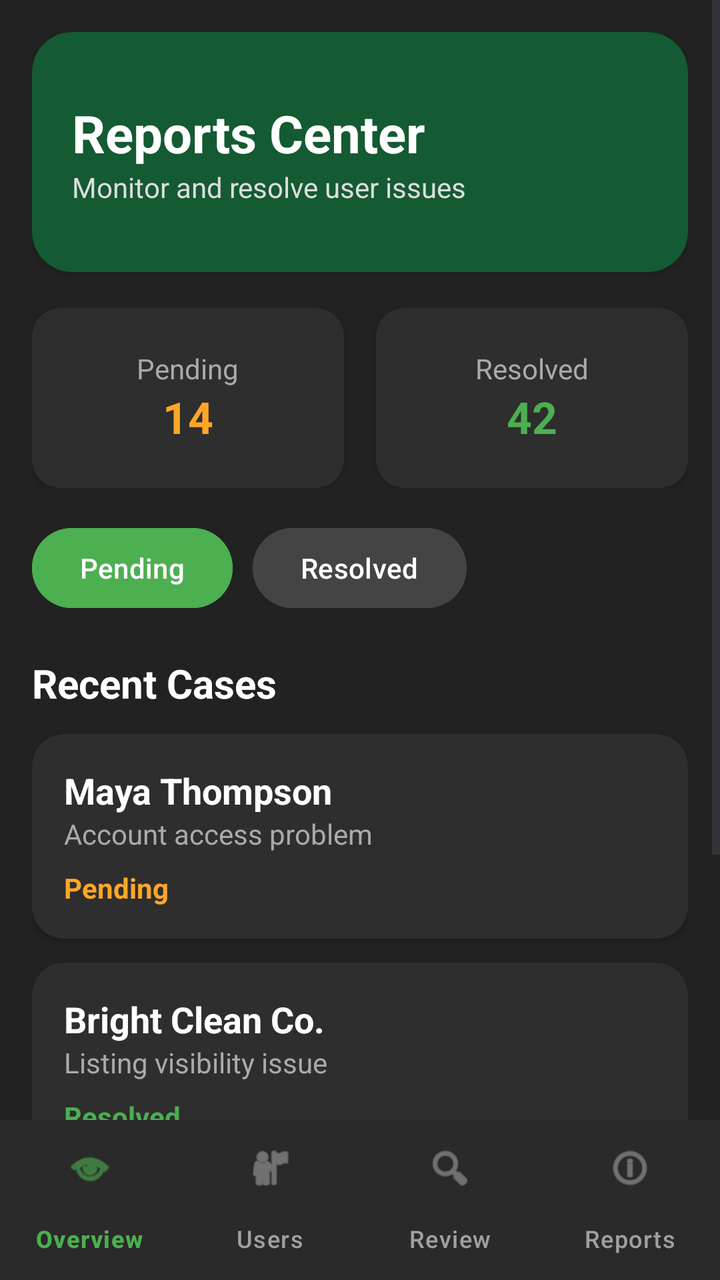
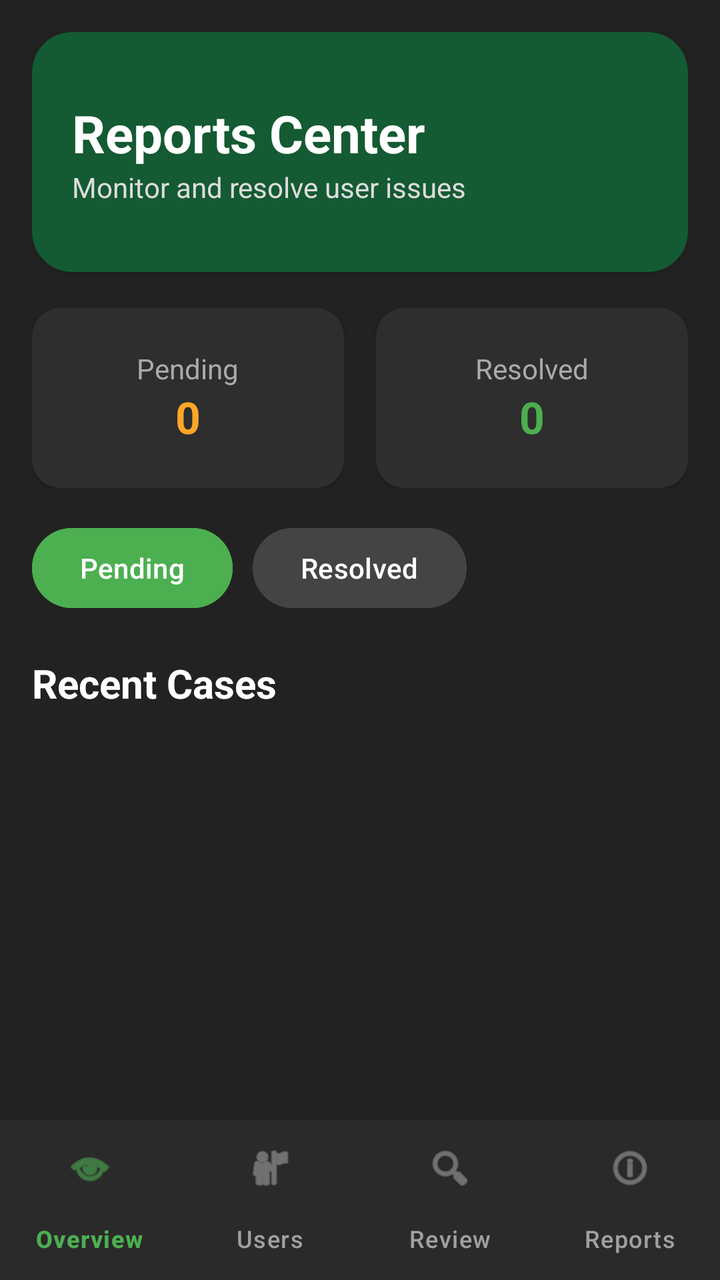

The first picture is an Android layout as it rendered before a commit; the second is the same layout after the commit. The layout source and the unified diff follow.
<!-- AndroidManifest.xml: application theme Theme.GeoConnect -->
<!-- res/layout/activity_admin_reports2.xml -->
<?xml version="1.0" encoding="utf-8"?>
<LinearLayout xmlns:android="http://schemas.android.com/apk/res/android"
    xmlns:app="http://schemas.android.com/apk/res-auto"
    android:layout_width="match_parent"
    android:layout_height="match_parent"
    android:orientation="vertical"
    android:background="#222222">

    <ScrollView
        android:layout_width="match_parent"
        android:layout_height="0dp"
        android:layout_weight="1">

        <LinearLayout
            android:layout_width="match_parent"
            android:layout_height="wrap_content"
            android:orientation="vertical"
            android:padding="16dp">

            

            <androidx.cardview.widget.CardView
                android:layout_width="match_parent"
                android:layout_height="120dp"
                app:cardCornerRadius="20dp"
                app:cardBackgroundColor="#145A32">

                <LinearLayout
                    android:layout_width="match_parent"
                    android:layout_height="match_parent"
                    android:gravity="center_vertical"
                    android:orientation="vertical"
                    android:padding="20dp">

                    <TextView
                        android:layout_width="wrap_content"
                        android:layout_height="wrap_content"
                        android:text="Reports Center"
                        android:textColor="#FFFFFF"
                        android:textSize="26sp"
                        android:textStyle="bold"/>

                    <TextView
                        android:layout_width="wrap_content"
                        android:layout_height="wrap_content"
                        android:text="Monitor and resolve user issues"
                        android:textColor="#DDDDDD"
                        android:textSize="14sp"/>

                </LinearLayout>

            </androidx.cardview.widget.CardView>

            

            <LinearLayout
                android:layout_width="match_parent"
                android:layout_height="wrap_content"
                android:layout_marginTop="18dp"
                android:orientation="horizontal">

                <androidx.cardview.widget.CardView
                    android:layout_width="0dp"
                    android:layout_height="90dp"
                    android:layout_weight="1"
                    android:layout_marginEnd="8dp"
                    app:cardCornerRadius="14dp"
                    app:cardBackgroundColor="#2E2E2E">

                    <LinearLayout
                        android:layout_width="match_parent"
                        android:layout_height="match_parent"
                        android:gravity="center"
                        android:orientation="vertical">

                        <TextView
                            android:text="Pending"
                            android:textColor="#AAAAAA"
                            android:layout_width="wrap_content"
                            android:layout_height="wrap_content"/>

                        <TextView
                            android:text="14"
                            android:textColor="#FFA726"
                            android:textSize="22sp"
                            android:textStyle="bold"
                            android:layout_width="wrap_content"
                            android:layout_height="wrap_content"/>

                    </LinearLayout>

                </androidx.cardview.widget.CardView>

                <androidx.cardview.widget.CardView
                    android:layout_width="0dp"
                    android:layout_height="90dp"
                    android:layout_weight="1"
                    android:layout_marginStart="8dp"
                    app:cardCornerRadius="14dp"
                    app:cardBackgroundColor="#2E2E2E">

                    <LinearLayout
                        android:layout_width="match_parent"
                        android:layout_height="match_parent"
                        android:gravity="center"
                        android:orientation="vertical">

                        <TextView
                            android:text="Resolved"
                            android:textColor="#AAAAAA"
                            android:layout_width="wrap_content"
                            android:layout_height="wrap_content"/>

                        <TextView
                            android:text="42"
                            android:textColor="#4CAF50"
                            android:textSize="22sp"
                            android:textStyle="bold"
                            android:layout_width="wrap_content"
                            android:layout_height="wrap_content"/>

                    </LinearLayout>

                </androidx.cardview.widget.CardView>

            </LinearLayout>

            

            <LinearLayout
                android:layout_width="match_parent"
                android:layout_height="wrap_content"
                android:layout_marginTop="16dp"
                android:orientation="horizontal">

                <Button
                    android:layout_width="wrap_content"
                    android:layout_height="wrap_content"
                    android:text="Pending"
                    android:textColor="#FFFFFF"
                    android:backgroundTint="#4CAF50"/>

                <Button
                    android:layout_width="wrap_content"
                    android:layout_height="wrap_content"
                    android:layout_marginStart="10dp"
                    android:text="Resolved"
                    android:backgroundTint="#444444"/>

            </LinearLayout>

            

            <TextView
                android:layout_width="wrap_content"
                android:layout_height="wrap_content"
                android:text="Recent Cases"
                android:textColor="#FFFFFF"
                android:textSize="20sp"
                android:textStyle="bold"
                android:layout_marginTop="20dp"/>

            

            <androidx.cardview.widget.CardView
                android:layout_width="match_parent"
                android:layout_height="wrap_content"
                android:layout_marginTop="12dp"
                app:cardBackgroundColor="#2E2E2E"
                app:cardCornerRadius="16dp">

                <LinearLayout
                    android:layout_width="match_parent"
                    android:layout_height="wrap_content"
                    android:orientation="vertical"
                    android:padding="16dp">

                    <TextView
                        android:text="Maya Thompson"
                        android:textColor="#FFFFFF"
                        android:textStyle="bold"
                        android:textSize="18sp"
                        android:layout_width="wrap_content"
                        android:layout_height="wrap_content"/>

                    <TextView
                        android:text="Account access problem"
                        android:textColor="#AAAAAA"
                        android:layout_width="wrap_content"
                        android:layout_height="wrap_content"/>

                    <TextView
                        android:text="Pending"
                        android:textColor="#FFA726"
                        android:textStyle="bold"
                        android:layout_marginTop="8dp"
                        android:layout_width="wrap_content"
                        android:layout_height="wrap_content"/>

                </LinearLayout>

            </androidx.cardview.widget.CardView>

            

            <androidx.cardview.widget.CardView
                android:layout_width="match_parent"
                android:layout_height="wrap_content"
                android:layout_marginTop="12dp"
                app:cardCornerRadius="16dp"
                app:cardBackgroundColor="#2E2E2E">

                <LinearLayout
                    android:layout_width="match_parent"
                    android:layout_height="wrap_content"
                    android:orientation="vertical"
                    android:padding="16dp">

                    <TextView
                        android:text="Bright Clean Co."
                        android:textColor="#FFFFFF"
                        android:textStyle="bold"
                        android:textSize="18sp"
                        android:layout_width="wrap_content"
                        android:layout_height="wrap_content"/>

                    <TextView
                        android:text="Listing visibility issue"
                        android:textColor="#AAAAAA"
                        android:layout_width="wrap_content"
                        android:layout_height="wrap_content"/>

                    <TextView
                        android:text="Resolved"
                        android:textColor="#4CAF50"
                        android:textStyle="bold"
                        android:layout_marginTop="8dp"
                        android:layout_width="wrap_content"
                        android:layout_height="wrap_content"/>

                </LinearLayout>

            </androidx.cardview.widget.CardView>

            

            <androidx.cardview.widget.CardView
                android:layout_width="match_parent"
                android:layout_height="wrap_content"
                android:layout_marginTop="12dp"
                android:layout_marginBottom="20dp"
                app:cardCornerRadius="16dp"
                app:cardBackgroundColor="#2E2E2E">

                <LinearLayout
                    android:layout_width="match_parent"
                    android:layout_height="wrap_content"
                    android:orientation="vertical"
                    android:padding="16dp">

                    <TextView
                        android:text="North &amp; Pine Studio"
                        android:textColor="#FFFFFF"
                        android:textStyle="bold"
                        android:textSize="18sp"
                        android:layout_width="wrap_content"
                        android:layout_height="wrap_content"/>

                    <TextView
                        android:text="Payment dispute"
                        android:textColor="#AAAAAA"
                        android:layout_width="wrap_content"
                        android:layout_height="wrap_content"/>

                    <TextView
                        android:text="Pending"
                        android:textColor="#FFA726"
                        android:textStyle="bold"
                        android:layout_marginTop="8dp"
                        android:layout_width="wrap_content"
                        android:layout_height="wrap_content"/>

                </LinearLayout>

            </androidx.cardview.widget.CardView>

        </LinearLayout>

    </ScrollView>

    

    <com.google.android.material.bottomnavigation.BottomNavigationView
        android:id="@+id/bottomNav"
        android:layout_width="match_parent"
        android:layout_height="wrap_content"
        android:background="#2A2A2A"
        app:itemIconTint="@color/bottom_nav_colors"
        app:itemTextColor="@color/bottom_nav_colors"
        app:labelVisibilityMode="labeled"
        app:menu="@menu/bottom_nav_menu"/>

</LinearLayout>
<!-- resources referenced by this layout -->
<resources>
  <style name="Theme.GeoConnect" parent="Base.Theme.GeoConnect" />
  <style name="Base.Theme.GeoConnect" parent="Theme.Material3.DayNight.NoActionBar">
          
          
      </style>
</resources>

<!-- the commit's change to res/layout/activity_admin_reports2.xml (unified diff, before → after) -->
@@ -80,7 +80,8 @@
                             android:layout_height="wrap_content"/>
 
                         <TextView
-                            android:text="14"
+                            android:id="@+id/txtPendingCount"
+                            android:text="0"
                             android:textColor="#FFA726"
                             android:textSize="22sp"
                             android:textStyle="bold"
@@ -112,7 +113,8 @@
                             android:layout_height="wrap_content"/>
 
                         <TextView
-                            android:text="42"
+                            android:id="@+id/txtResolvedCount"
+                            android:text="0"
                             android:textColor="#4CAF50"
                             android:textSize="22sp"
                             android:textStyle="bold"
@@ -134,6 +136,7 @@
                 android:orientation="horizontal">
 
                 <Button
+                    android:id="@+id/btnPending"
                     android:layout_width="wrap_content"
                     android:layout_height="wrap_content"
                     android:text="Pending"
@@ -141,6 +144,7 @@
                     android:backgroundTint="#4CAF50"/>
 
                 <Button
+                    android:id="@+id/btnResolved"
                     android:layout_width="wrap_content"
                     android:layout_height="wrap_content"
                     android:layout_marginStart="10dp"
@@ -160,129 +164,11 @@
                 android:textStyle="bold"
                 android:layout_marginTop="20dp"/>
 
-            
-
-            <androidx.cardview.widget.CardView
+            <LinearLayout
+                android:id="@+id/reportsContainer"
                 android:layout_width="match_parent"
                 android:layout_height="wrap_content"
-                android:layout_marginTop="12dp"
-                app:cardBackgroundColor="#2E2E2E"
-                app:cardCornerRadius="16dp">
-
-                <LinearLayout
-                    android:layout_width="match_parent"
-                    android:layout_height="wrap_content"
-                    android:orientation="vertical"
-                    android:padding="16dp">
-
-                    <TextView
-                        android:text="Maya Thompson"
-                        android:textColor="#FFFFFF"
-                        android:textStyle="bold"
-                        android:textSize="18sp"
-                        android:layout_width="wrap_content"
-                        android:layout_height="wrap_content"/>
-
-                    <TextView
-                        android:text="Account access problem"
-                        android:textColor="#AAAAAA"
-                        android:layout_width="wrap_content"
-                        android:layout_height="wrap_content"/>
-
-                    <TextView
-                        android:text="Pending"
-                        android:textColor="#FFA726"
-                        android:textStyle="bold"
-                        android:layout_marginTop="8dp"
-                        android:layout_width="wrap_content"
-                        android:layout_height="wrap_content"/>
-
-                </LinearLayout>
-
-            </androidx.cardview.widget.CardView>
-
-            
-
-            <androidx.cardview.widget.CardView
-                android:layout_width="match_parent"
-                android:layout_height="wrap_content"
-                android:layout_marginTop="12dp"
-                app:cardCornerRadius="16dp"
-                app:cardBackgroundColor="#2E2E2E">
-
-                <LinearLayout
-                    android:layout_width="match_parent"
-                    android:layout_height="wrap_content"
-                    android:orientation="vertical"
-                    android:padding="16dp">
-
-                    <TextView
-                        android:text="Bright Clean Co."
-                        android:textColor="#FFFFFF"
-                        android:textStyle="bold"
-                        android:textSize="18sp"
-                        android:layout_width="wrap_content"
-                        android:layout_height="wrap_content"/>
-
-                    <TextView
-                        android:text="Listing visibility issue"
-                        android:textColor="#AAAAAA"
-                        android:layout_width="wrap_content"
-                        android:layout_height="wrap_content"/>
-
-                    <TextView
-                        android:text="Resolved"
-                        android:textColor="#4CAF50"
-                        android:textStyle="bold"
-                        android:layout_marginTop="8dp"
-                        android:layout_width="wrap_content"
-                        android:layout_height="wrap_content"/>
-
-                </LinearLayout>
-
-            </androidx.cardview.widget.CardView>
-
-            
-
-            <androidx.cardview.widget.CardView
-                android:layout_width="match_parent"
-                android:layout_height="wrap_content"
-                android:layout_marginTop="12dp"
-                android:layout_marginBottom="20dp"
-                app:cardCornerRadius="16dp"
-                app:cardBackgroundColor="#2E2E2E">
-
-                <LinearLayout
-                    android:layout_width="match_parent"
-                    android:layout_height="wrap_content"
-                    android:orientation="vertical"
-                    android:padding="16dp">
-
-                    <TextView
-                        android:text="North &amp; Pine Studio"
-                        android:textColor="#FFFFFF"
-                        android:textStyle="bold"
-                        android:textSize="18sp"
-                        android:layout_width="wrap_content"
-                        android:layout_height="wrap_content"/>
-
-                    <TextView
-                        android:text="Payment dispute"
-                        android:textColor="#AAAAAA"
-                        android:layout_width="wrap_content"
-                        android:layout_height="wrap_content"/>
-
-                    <TextView
-                        android:text="Pending"
-                        android:textColor="#FFA726"
-                        android:textStyle="bold"
-                        android:layout_marginTop="8dp"
-                        android:layout_width="wrap_content"
-                        android:layout_height="wrap_content"/>
-
-                </LinearLayout>
-
-            </androidx.cardview.widget.CardView>
+                android:orientation="vertical"/>
 
         </LinearLayout>
 
